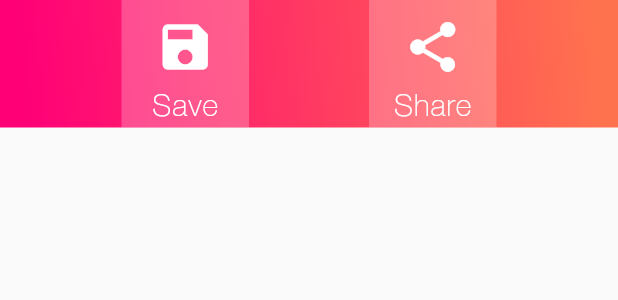
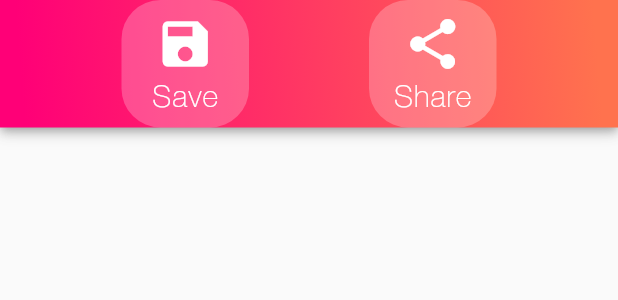
Before and after one commit to rafazold/googly-eyes, a Flutter app: the ShareToolbar widget shown alone on an empty page, opened directly, on a phone screen of 412 x 824 dp. Shown: the top 300 px of the screen. Run offline on Flutter 3.47's test engine with Material 2 defaults, Android fonts, the phone set to English and light mode, and no system bars; our stand-ins replace audioplayers, auto_size_text, gallery_saver, image_cropper, image_picker, permission_handler and 2 more; missing offline and left inert: flutter_ffmpeg, flutter_sound_lite, wc_flutter_share.

Commit message:
design adjustments

```diff
--- a/lib/widgets/recordToolbar.dart
+++ b/lib/widgets/recordToolbar.dart
@@ -77,8 +77,8 @@ class _RecordToolbarState extends State<RecordToolbar> {
             Column(
               mainAxisAlignment: MainAxisAlignment.center,
               children: <Widget>[
-                ClipOval(
-                  child: IconButton(
+                IconButton(
+                  padding: EdgeInsets.all(0),
                   iconSize: 53,
                   onPressed: () {
                     widget.addTextcallback();
@@ -90,7 +90,6 @@ class _RecordToolbarState extends State<RecordToolbar> {
                   ),
                   // size: 53,
                   color: Colors.white,
-                  ),
                 ),
                 SizedBox(
                   height: 10,
--- a/lib/widgets/shareToolbar.dart
+++ b/lib/widgets/shareToolbar.dart
@@ -54,6 +54,7 @@ class _ShareToolbarState extends State<ShareToolbar> {
             begin: Alignment(-0.93, 0.36),
             end: Alignment(0.93, -0.36),
           ),
+          boxShadow: kElevationToShadow[4],
         ),
         child: Row(
           mainAxisAlignment: MainAxisAlignment.center,
@@ -68,6 +69,7 @@ class _ShareToolbarState extends State<ShareToolbar> {
                 Container(
                   decoration: BoxDecoration(
                     color: Colors.white24,
+                    borderRadius: BorderRadius.circular(26),
                   ),
                   height: 85,
                   width: 85,
@@ -75,6 +77,7 @@ class _ShareToolbarState extends State<ShareToolbar> {
                     mainAxisAlignment: MainAxisAlignment.center,
                     children: <Widget>[
                       IconButton(
+                        padding: EdgeInsets.all(1),
                         icon: Icon(
                           Icons.save,
                           color: Colors.white,
@@ -97,6 +100,9 @@ class _ShareToolbarState extends State<ShareToolbar> {
                             fontFamily: 'HelveticaNeue',
                             fontSize: 20,
                             letterSpacing: 0.666),
+                      ),
+                      SizedBox(
+                        height: 4,
                       )
                     ],
                   ),
@@ -105,6 +111,7 @@ class _ShareToolbarState extends State<ShareToolbar> {
                 Container(
                   decoration: BoxDecoration(
                     color: Colors.white24,
+                    borderRadius: BorderRadius.circular(26),
                   ),
                   height: 85,
                   width: 85,
@@ -112,6 +119,7 @@ class _ShareToolbarState extends State<ShareToolbar> {
                     mainAxisAlignment: MainAxisAlignment.center,
                     children: <Widget>[
                       IconButton(
+                        padding: EdgeInsets.all(1),
                         icon: Icon(
                           Icons.share,
                           color: Colors.white,
@@ -131,6 +139,9 @@ class _ShareToolbarState extends State<ShareToolbar> {
                             fontFamily: 'HelveticaNeue',
                             fontSize: 20,
                             letterSpacing: 0.666),
+                      ),
+                      SizedBox(
+                        height: 4,
                       )
                     ],
                   ),
```
Lines whose indentation alone changed are shown as unchanged.
